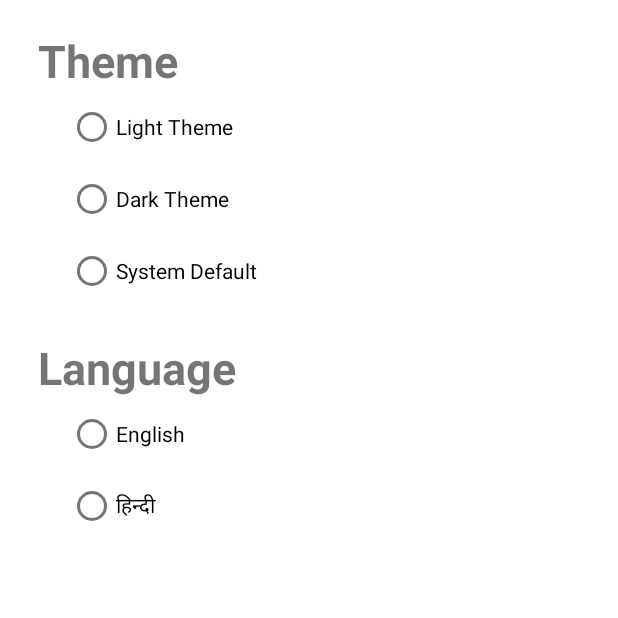
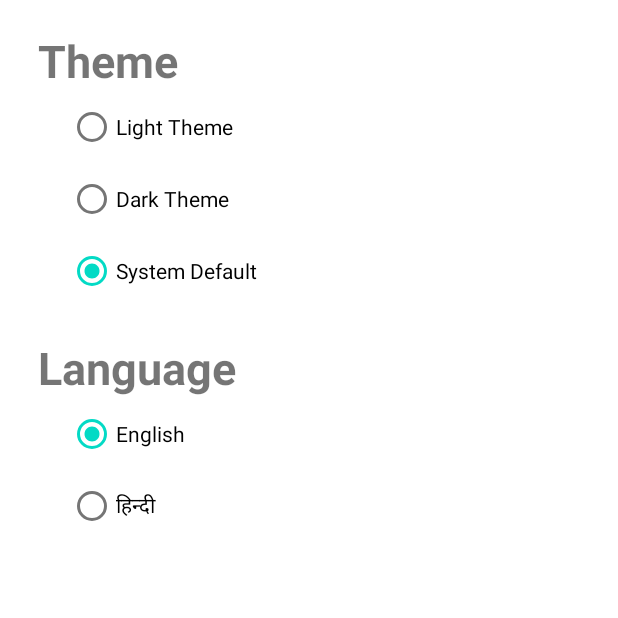
Before and after one commit to 1parveenjakhar/ShareNShop, an Android app: the screen it shows after launch once a user with an empty profile is signed in (MainActivity), item 3 of the bottom bar chosen, on a phone screen of 412 x 824 dp, the top half of it. Run offline under Robolectric (Android 15) with nearby library versions, the phone set to English and light mode, and no system bars; our stand-ins replace Firebase (no records; nobody signed in at launch, a user with empty details on screens opened directly), data binding.

Commit message:
Add Theme Support

```diff
--- a/app/src/main/java/com/puteffort/sharenshop/LoginActivity.java
+++ b/app/src/main/java/com/puteffort/sharenshop/LoginActivity.java
@@ -1,6 +1,8 @@
 package com.puteffort.sharenshop;
 
+import android.content.Context;
 import android.content.Intent;
+import android.content.SharedPreferences;
 import android.os.Bundle;
 import android.text.Editable;
 import android.text.TextWatcher;
@@ -9,6 +11,7 @@ import android.widget.Toast;
 import androidx.activity.result.ActivityResultLauncher;
 import androidx.activity.result.contract.ActivityResultContracts;
 import androidx.appcompat.app.AppCompatActivity;
+import androidx.appcompat.app.AppCompatDelegate;
 import androidx.databinding.DataBindingUtil;
 
 import com.google.android.gms.auth.api.signin.GoogleSignIn;
@@ -22,6 +25,7 @@ import com.google.firebase.auth.AuthCredential;
 import com.google.firebase.auth.FirebaseAuth;
 import com.google.firebase.auth.FirebaseUser;
 import com.google.firebase.auth.GoogleAuthProvider;
+import com.puteffort.sharenshop.utils.StaticData;
 import com.puteffort.sharenshop.databinding.ActivityLoginBinding;
 
 import java.util.Objects;
@@ -34,9 +38,14 @@ public class LoginActivity extends AppCompatActivity {
     @Override
     protected void onCreate(Bundle savedInstanceState) {
         super.onCreate(savedInstanceState);
+        setThemeAndLanguage();
+
         binding = DataBindingUtil.setContentView(this, R.layout.activity_login);
-
         mAuth = FirebaseAuth.getInstance();
+        FirebaseUser user = mAuth.getCurrentUser();
+        if (user != null) {
+            handleSuccessfulAuthentication();
+        } else {
             GoogleSignInOptions gso = new GoogleSignInOptions
                     .Builder(GoogleSignInOptions.DEFAULT_SIGN_IN)
                     .requestIdToken(getString(R.string.default_web_client_id))
@@ -46,14 +55,20 @@ public class LoginActivity extends AppCompatActivity {
             addListeners();
         }
 
-    @Override
-    protected void onStart() {
-        super.onStart();
+    }
 
-        FirebaseUser user = mAuth.getCurrentUser();
-        if (user != null) {
-            handleSuccessfulAuthentication();
+    private void setThemeAndLanguage() {
+        SharedPreferences sharedPrefs = getSharedPreferences(getString(R.string.app_name), Context.MODE_PRIVATE);
+
+        // Theme change
+        int themeVal = sharedPrefs.getInt(getString(R.string.theme), AppCompatDelegate.MODE_NIGHT_FOLLOW_SYSTEM);
+        if (themeVal != AppCompatDelegate.getDefaultNightMode()) {
+            AppCompatDelegate.setDefaultNightMode(themeVal);
         }
+
+        // Language change
+        String language = sharedPrefs.getString(getString(R.string.language), "en");
+        StaticData.changeLocale(language, this);
     }
 
     private void addListeners() {
--- a/app/src/main/java/com/puteffort/sharenshop/MainActivity.java
+++ b/app/src/main/java/com/puteffort/sharenshop/MainActivity.java
@@ -1,59 +1,28 @@
 package com.puteffort.sharenshop;
 
-import androidx.annotation.NonNull;
+import android.os.Bundle;
+
 import androidx.appcompat.app.AppCompatActivity;
 import androidx.databinding.DataBindingUtil;
-import androidx.fragment.app.Fragment;
+import androidx.lifecycle.ViewModelProvider;
 
-import android.annotation.SuppressLint;
-import android.os.Bundle;
-import android.provider.ContactsContract;
-import android.view.MenuItem;
-import android.widget.Toast;
+import com.puteffort.sharenshop.databinding.ActivityMainBinding;
+import com.puteffort.sharenshop.viewmodels.MainActivityViewModel;
 
-import com.google.android.material.bottomnavigation.BottomNavigationView;
-import com.google.android.material.navigation.NavigationBarView;
-import com.puteffort.sharenshop.databinding.ActivityMainBinding;
-import com.puteffort.sharenshop.fragments.AccountFragment;
-import com.puteffort.sharenshop.fragments.HomeFragment;
-import com.puteffort.sharenshop.fragments.NewPostFragment;
-
-public class MainActivity extends AppCompatActivity implements NavigationBarView.OnItemSelectedListener {
+public class MainActivity extends AppCompatActivity {
     private ActivityMainBinding binding;
-    private Fragment homeFragment, newPostFragment, accountFragment;
-
+    private MainActivityViewModel model;
 
     @Override
     protected void onCreate(Bundle savedInstanceState) {
         super.onCreate(savedInstanceState);
         binding = DataBindingUtil.setContentView(this, R.layout.activity_main);
+        model = new ViewModelProvider(this).get(MainActivityViewModel.class);
 
-        homeFragment = new HomeFragment();
-        newPostFragment = new NewPostFragment();
-        accountFragment = new AccountFragment();
-
-        binding.bottomNav.setOnItemSelectedListener(this);
-        binding.bottomNav.setSelectedItemId(R.id.homeMenuItem);
-    }
-
-    @SuppressLint("NonConstantResourceId")
-    @Override
-    public boolean onNavigationItemSelected(@NonNull MenuItem item) {
-        Fragment fragment;
-        switch (item.getItemId()) {
-            case R.id.homeMenuItem: fragment = homeFragment; break;
-            case R.id.newPostMenuItem: fragment = newPostFragment; break;
-            case R.id.accountMenuItem: fragment = accountFragment; break;
-            default: fragment = null;
-        }
-
-        if (fragment != null) {
-            getSupportFragmentManager().beginTransaction()
-                    .replace(R.id.fragmentContainer, fragment)
-                    .commit();
-            return true;
-        }
-
-        return false;
+        binding.bottomNav.setOnItemSelectedListener(model);
+        model.getCurrentFragment().observe(this, fragment -> getSupportFragmentManager()
+                .beginTransaction()
+                .replace(R.id.fragmentContainer, fragment)
+                .commit());
     }
 }
--- a/app/src/main/java/com/puteffort/sharenshop/fragments/AccountFragment.java
+++ b/app/src/main/java/com/puteffort/sharenshop/fragments/AccountFragment.java
@@ -1,27 +1,32 @@
 package com.puteffort.sharenshop.fragments;
 
+import android.annotation.SuppressLint;
 import android.content.Context;
 import android.content.Intent;
+import android.content.SharedPreferences;
 import android.os.Bundle;
-
-import androidx.annotation.NonNull;
-import androidx.databinding.DataBindingUtil;
-import androidx.fragment.app.Fragment;
-
 import android.view.LayoutInflater;
 import android.view.View;
 import android.view.ViewGroup;
+import android.widget.RadioButton;
+
+import androidx.annotation.NonNull;
+import androidx.appcompat.app.AppCompatDelegate;
+import androidx.databinding.DataBindingUtil;
+import androidx.fragment.app.Fragment;
 
 import com.google.firebase.auth.FirebaseAuth;
 import com.puteffort.sharenshop.LoginActivity;
 import com.puteffort.sharenshop.R;
+import com.puteffort.sharenshop.utils.StaticData;
 import com.puteffort.sharenshop.databinding.FragmentAccountBinding;
 
-import java.util.Objects;
+import java.util.Locale;
 
 public class AccountFragment extends Fragment {
     private FragmentAccountBinding binding;
     private FirebaseAuth mAuth;
+    private SharedPreferences sharedPrefs;
 
     public AccountFragment() {
         // Required empty public constructor
@@ -32,17 +37,76 @@ public class AccountFragment extends Fragment {
                              Bundle savedInstanceState) {
         binding = DataBindingUtil.inflate(inflater, R.layout.fragment_account, container, false);
 
+        sharedPrefs = requireActivity().getSharedPreferences(getString(R.string.app_name), Context.MODE_PRIVATE);
         mAuth = FirebaseAuth.getInstance();
+        setRadioButtons();
         addListeners();
 
         return binding.getRoot();
     }
 
+    private void setRadioButtons() {
+        RadioButton themeButton, langButton;
+
+        switch (AppCompatDelegate.getDefaultNightMode()) {
+            case AppCompatDelegate.MODE_NIGHT_NO:
+                themeButton = binding.lightTheme;
+                break;
+            case AppCompatDelegate.MODE_NIGHT_YES:
+                themeButton = binding.darkTheme;
+                break;
+            default:
+                themeButton = binding.defaultTheme;
+        }
+        themeButton.setChecked(true);
+
+        String language = Locale.getDefault().getLanguage();
+        switch (language) {
+            case "en":
+                langButton = binding.englishLanguage;
+                break;
+            case "hi":
+                langButton = binding.hindiLanguage;
+                break;
+            default:
+                langButton = null;
+                break;
+        }
+        if (langButton != null) {
+            langButton.setChecked(true);
+        }
+    }
+
+    @SuppressLint("NonConstantResourceId")
     private void addListeners() {
         binding.logoutButton.setOnClickListener(view -> {
             mAuth.signOut();
             startActivity(new Intent(requireContext(), LoginActivity.class));
             requireActivity().finish();
         });
+
+        binding.themeOptions.setOnCheckedChangeListener((group, checkedId) -> {
+            int themeVal;
+            switch (checkedId) {
+                case R.id.lightTheme: themeVal = AppCompatDelegate.MODE_NIGHT_NO; break;
+                case R.id.darkTheme: themeVal = AppCompatDelegate.MODE_NIGHT_YES; break;
+                default: themeVal = AppCompatDelegate.MODE_NIGHT_FOLLOW_SYSTEM;
+            }
+            AppCompatDelegate.setDefaultNightMode(themeVal);
+            sharedPrefs.edit().clear().putInt(getString(R.string.theme), themeVal).apply();
+        });
+
+        binding.languageOptions.setOnCheckedChangeListener((group, checkedId) -> {
+            String languageVal;
+            switch (checkedId) {
+                case R.id.englishLanguage: languageVal = "en"; break;
+                case R.id.hindiLanguage: languageVal = "hi"; break;
+                default: languageVal = "";
+            }
+            if (!languageVal.isEmpty()) {
+                StaticData.changeLocale(languageVal, requireContext());
+                sharedPrefs.edit().clear().putString(getString(R.string.language), languageVal).apply();
+            }
+        });
     }
 }
--- a/app/src/main/java/com/puteffort/sharenshop/fragments/NewPostFragment.java
+++ b/app/src/main/java/com/puteffort/sharenshop/fragments/NewPostFragment.java
@@ -1,14 +1,14 @@
 package com.puteffort.sharenshop.fragments;
 
 import android.os.Bundle;
-
-import androidx.fragment.app.Fragment;
-
 import android.view.LayoutInflater;
 import android.view.View;
 import android.view.ViewGroup;
 
+import androidx.fragment.app.Fragment;
+
 import com.puteffort.sharenshop.R;
+
 public class NewPostFragment extends Fragment {
 
     public NewPostFragment() {
--- /dev/null
+++ b/app/src/main/java/com/puteffort/sharenshop/utils/StaticData.java
@@ -0,0 +1,17 @@
+package com.puteffort.sharenshop.utils;
+
+import android.content.Context;
+import android.content.res.Configuration;
+import android.content.res.Resources;
+
+import java.util.Locale;
+
+public class StaticData {
+
+    public static void changeLocale(String language, Context context) {
+        Resources resources = context.getResources();
+        Configuration config = resources.getConfiguration();
+        config.setLocale(new Locale(language));
+        resources.updateConfiguration(config, resources.getDisplayMetrics());
+    }
+}
--- /dev/null
+++ b/app/src/main/java/com/puteffort/sharenshop/viewmodels/MainActivityViewModel.java
@@ -0,0 +1,62 @@
+package com.puteffort.sharenshop.viewmodels;
+
+import android.annotation.SuppressLint;
+import android.view.MenuItem;
+
+import androidx.annotation.NonNull;
+import androidx.fragment.app.Fragment;
+import androidx.lifecycle.LiveData;
+import androidx.lifecycle.MutableLiveData;
+import androidx.lifecycle.ViewModel;
+
+import com.google.android.material.navigation.NavigationBarView;
+import com.puteffort.sharenshop.R;
+import com.puteffort.sharenshop.fragments.AccountFragment;
+import com.puteffort.sharenshop.fragments.HomeFragment;
+import com.puteffort.sharenshop.fragments.NewPostFragment;
+
+public class MainActivityViewModel extends ViewModel implements NavigationBarView.OnItemSelectedListener {
+    private final MutableLiveData<Fragment> currentFragment;
+    private final Fragment homeFragment;
+    private Fragment newPostFragment;
+    private Fragment accountFragment;
+
+    public MainActivityViewModel() {
+        currentFragment = new MutableLiveData<>();
+        homeFragment = new HomeFragment();
+        currentFragment.setValue(homeFragment);
+    }
+
+    public LiveData<Fragment> getCurrentFragment() {
+        return currentFragment;
+    }
+
+    @SuppressLint("NonConstantResourceId")
+    public boolean onNavigationItemSelected(@NonNull MenuItem item) {
+        Fragment fragment;
+        switch (item.getItemId()) {
+            case R.id.homeMenuItem:
+                fragment = homeFragment; break;
+            case R.id.newPostMenuItem: {
+                if (newPostFragment == null)
+                    newPostFragment = new NewPostFragment();
+                fragment = newPostFragment;
+                break;
+            }
+            case R.id.accountMenuItem: {
+                if (accountFragment == null)
+                    accountFragment = new AccountFragment();
+                fragment = accountFragment;
+                break;
+            }
+            default: fragment = null;
+        }
+
+        if (fragment != null) {
+            currentFragment.setValue(fragment);
+            return true;
+        }
+
+        return false;
+    }
+}
--- a/app/src/main/res/layout/fragment_account.xml
+++ b/app/src/main/res/layout/fragment_account.xml
@@ -18,7 +18,7 @@
                 android:id="@+id/themeTextView"
                 android:layout_width="match_parent"
                 android:layout_height="wrap_content"
-                android:text="@string/theme"
+                android:text="@string/themeHeading"
                 android:textStyle="bold"
                 android:textSize="30sp"
                 android:layout_marginHorizontal="25dp"
@@ -63,7 +63,7 @@
                 android:id="@+id/languageTextView"
                 android:layout_width="match_parent"
                 android:layout_height="wrap_content"
-                android:text="@string/language"
+                android:text="@string/languageHeading"
                 android:textStyle="bold"
                 android:textSize="30sp"
                 android:layout_marginHorizontal="25dp"
--- a/app/src/main/res/values/strings.xml
+++ b/app/src/main/res/values/strings.xml
@@ -1,5 +1,9 @@
 <resources>
     <string name="app_name">ShareNShop</string>
+    <string name="theme">Theme</string>
+    <string name="language">Language</string>
+
+
     <string name="email">Email</string>
     <string name="password">Password</string>
     <string name="new_user">New User?</string>
@@ -11,14 +15,14 @@
     <string name="empty_email_error">Provide an email address!</string>
     <string name="failed_auth_error">Unable to establish your identity :(</string>
 
+    <string name="themeHeading">Theme</string>
+    <string name="languageHeading">Language</string>
     <string name="home">Home</string>
     <string name="new_post">New Post</string>
     <string name="account">Account</string>
-    <string name="theme">Theme</string>
     <string name="light_theme">Light Theme</string>
     <string name="dark_theme">Dark Theme</string>
     <string name="system_default">System Default</string>
-    <string name="language">Language</string>
     <string name="english">English</string>
     <string name="hindi">हिन्दी</string>
     <string name="my_profile">My Profile</string>
```
Also changed, not shown: 1 other file. Lines whose indentation alone changed are shown as unchanged.
